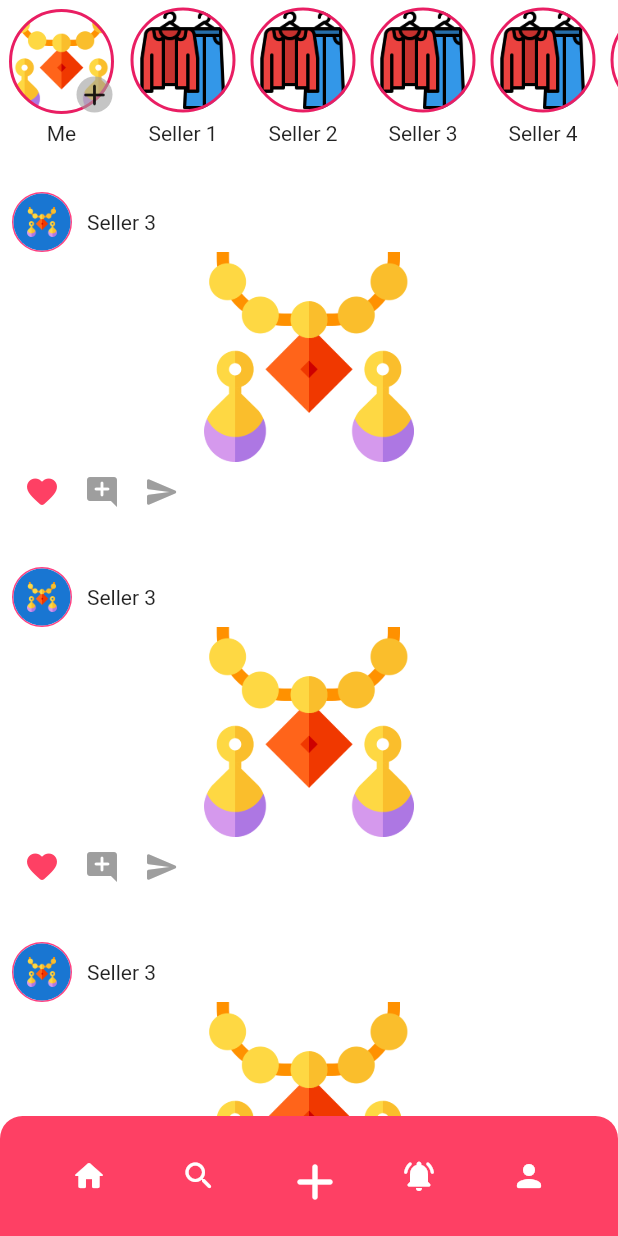
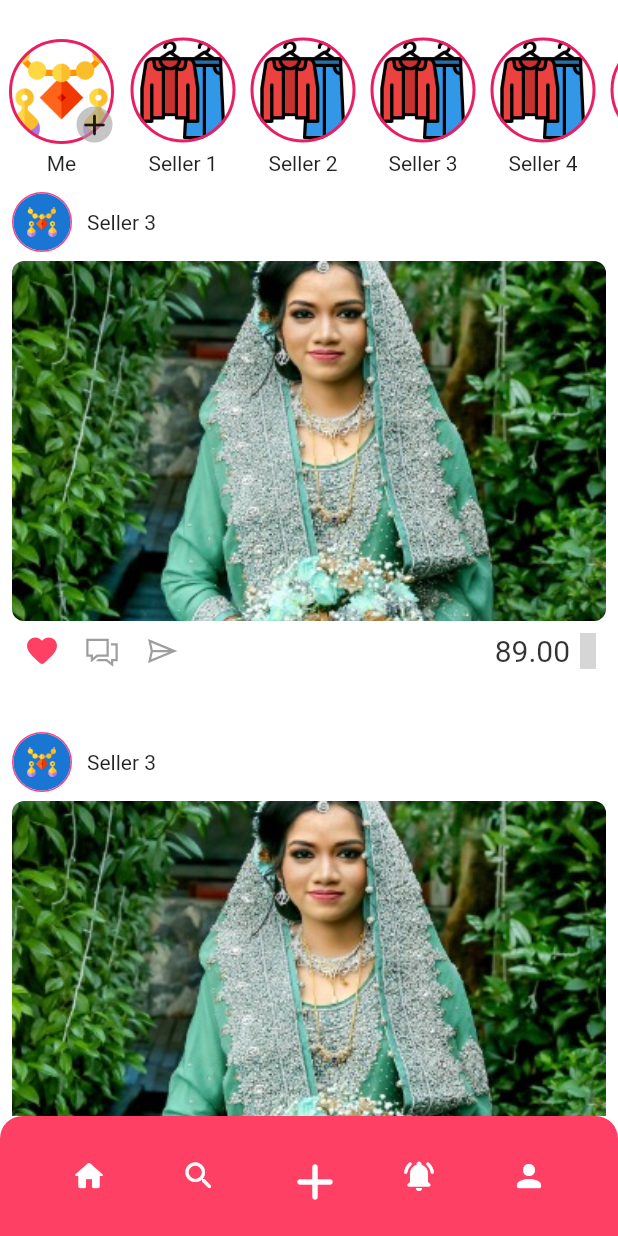
Before and after one commit to riteshsp2000/alohomora, a Flutter app: the HomePage screen opened directly, on a phone screen of 412 x 824 dp. Run offline on Flutter 3.47's test engine with Material 2 defaults, Android fonts, the phone set to English and light mode, and no system bars; drawn by our look-alikes of carousel_slider; our stand-ins replace flutter_svg, line_icons; missing offline and left inert: adobe_xd; grey boxes are pictures that could not be loaded.

Commit message:
dashboard design fixes

```diff
--- a/lib/mainscreen.dart
+++ b/lib/mainscreen.dart
@@ -1,4 +1,6 @@
 import 'package:flutter/material.dart';
+import 'package:carousel_slider/carousel_slider.dart';
+import 'package:line_icons/line_icons.dart';
 
 class MainScreen extends StatefulWidget {
   MainScreen({Key key}) : super(key: key);
@@ -19,6 +21,7 @@ class _MainScreenState extends State<MainScreen> {
   Widget stories() {
     return Container(
       height: 120,
+      padding: EdgeInsets.only(top: 20),
       width: double.infinity,
       child: ListView.builder(
           scrollDirection: Axis.horizontal,
@@ -96,7 +99,7 @@ class _MainScreenState extends State<MainScreen> {
           itemBuilder: (context, index) {
             return Container(
               padding: EdgeInsets.all(8.0),
-              height: 250,
+              height: 360,
               width: double.infinity,
               child: Column(
                 children: [
@@ -125,13 +128,38 @@ class _MainScreenState extends State<MainScreen> {
                       )
                     ],
                   ),
-                  Image.asset(
-                    "assets/images/earrings.png",
-                    width: 140,
-                    height: 140,
+                  Padding(
+                    padding: const EdgeInsets.only(top: 6.0),
+                    child: CarouselSlider(
+                        items: [
+                          ClipRRect(
+                            borderRadius: BorderRadius.circular(8.0),
+                            child: Image.asset(
+                              "assets/images/f1.jpeg",
+                              width: double.infinity,
+                              fit: BoxFit.fitWidth,
+                            ),
+                          ),
+                        ],
+                        options: CarouselOptions(
+                          height: 240,
+                          viewportFraction: 1,
+                          initialPage: 0,
+                          enableInfiniteScroll: true,
+                          reverse: false,
+                          autoPlay: false,
+                          autoPlayInterval: Duration(seconds: 3),
+                          autoPlayAnimationDuration:
+                              Duration(milliseconds: 800),
+                          autoPlayCurve: Curves.fastOutSlowIn,
+                          enlargeCenterPage: true,
+                          scrollDirection: Axis.horizontal,
+                        )),
                   ),
                   Row(
-                    mainAxisAlignment: MainAxisAlignment.start,
+                    mainAxisAlignment: MainAxisAlignment.spaceBetween,
+                    children: [
+                      Row(
                         children: [
                           isFavorite
                               ? Padding(
@@ -151,13 +179,30 @@ class _MainScreenState extends State<MainScreen> {
                           Padding(
                             padding: const EdgeInsets.all(8.0),
                             child: Icon(
-                          Icons.add_comment_rounded,
+                              LineIcons.comments,
                               color: Colors.grey,
                             ),
                           ),
                           Padding(
                             padding: const EdgeInsets.all(8.0),
-                        child: Icon(Icons.send_rounded, color: Colors.grey),
+                            child:
+                                Icon(LineIcons.paperPlane, color: Colors.grey),
+                          )
+                        ],
+                      ),
+                      Row(
+                        children: [
+                          Text(
+                            "89.00",
+                            style: TextStyle(
+                                fontSize: 20,
+                                color: Colors.black.withOpacity(0.8)),
+                          ),
+                          Icon(
+                            LineIcons.indianRupeeSign,
+                            color: Colors.grey,
+                          )
+                        ],
                       )
                     ],
                   )
--- a/pubspec.yaml
+++ b/pubspec.yaml
@@ -27,6 +27,10 @@ dependencies:
   cupertino_icons: ^1.0.0
   flutter_svg: ^0.19.3
   line_icons: ^2.0.1
+  # firebase_auth: ^1.0.3
+  # firebase_core: ^1.0.3
+  # cloud_firestore: ^1.0.4
+  carousel_slider: ^3.0.0
 
 dev_dependencies:
   flutter_test:
```
Also changed, not shown: assets/images/f1.jpeg (added), assets/images/f2.jpeg (added), pubspec.lock. Lines whose indentation alone changed are shown as unchanged.
